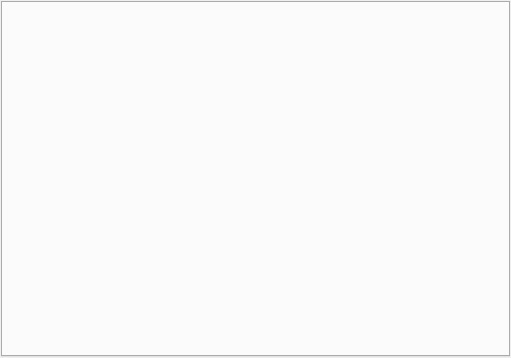
Before: the Qt Designer form ui/main.ui in minlexx/xnovacmd, drawn with Qt 5.
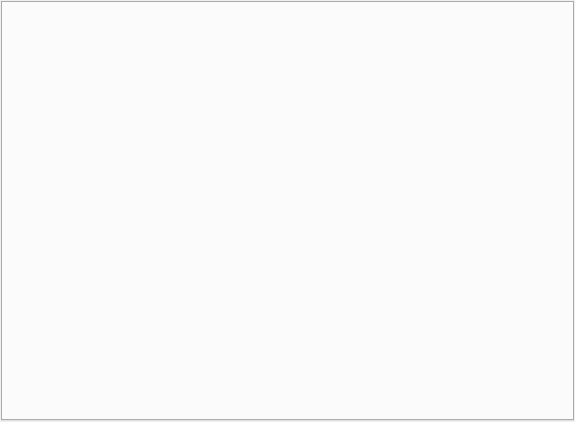
After: the same form once the commit is applied. Icons and pictures are not drawn.

Patch:
```diff
--- a/ui/main.ui
+++ b/ui/main.ui
@@ -6,8 +6,8 @@
    <rect>
     <x>0</x>
     <y>0</y>
-    <width>511</width>
-    <height>358</height>
+    <width>575</width>
+    <height>422</height>
    </rect>
   </property>
   <property name="windowTitle">
@@ -35,6 +35,9 @@
    </property>
    <item>
     <widget class="QTabWidget" name="tabWidget">
+     <property name="autoFillBackground">
+      <bool>false</bool>
+     </property>
      <property name="currentIndex">
       <number>-1</number>
      </property>
```
